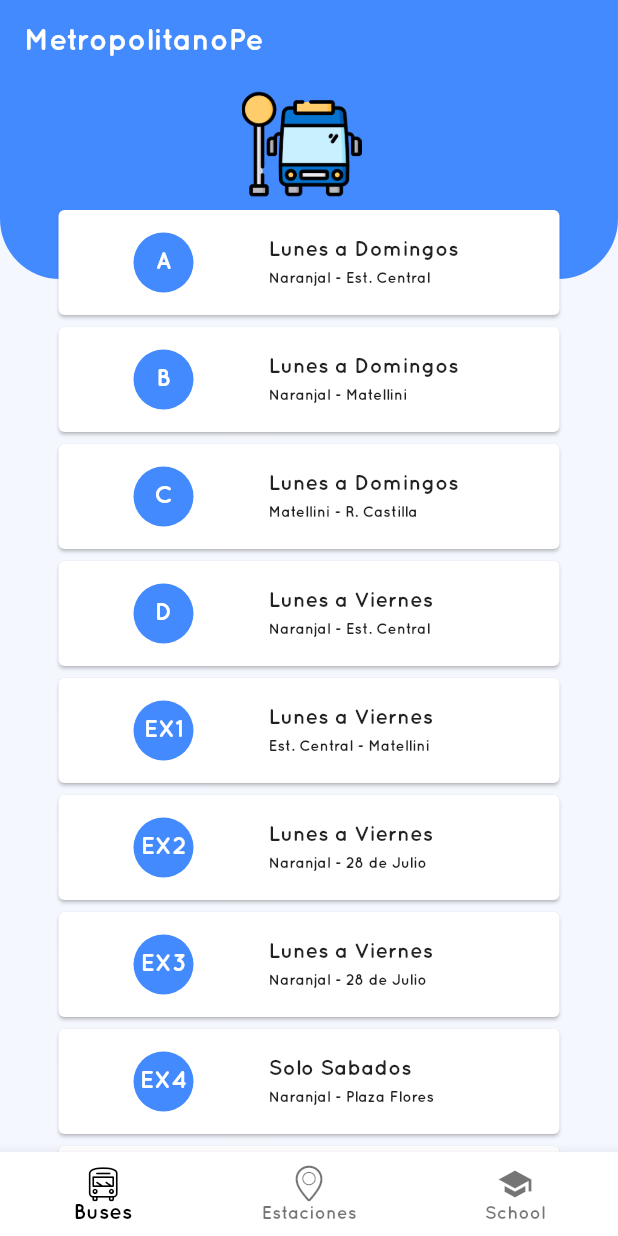
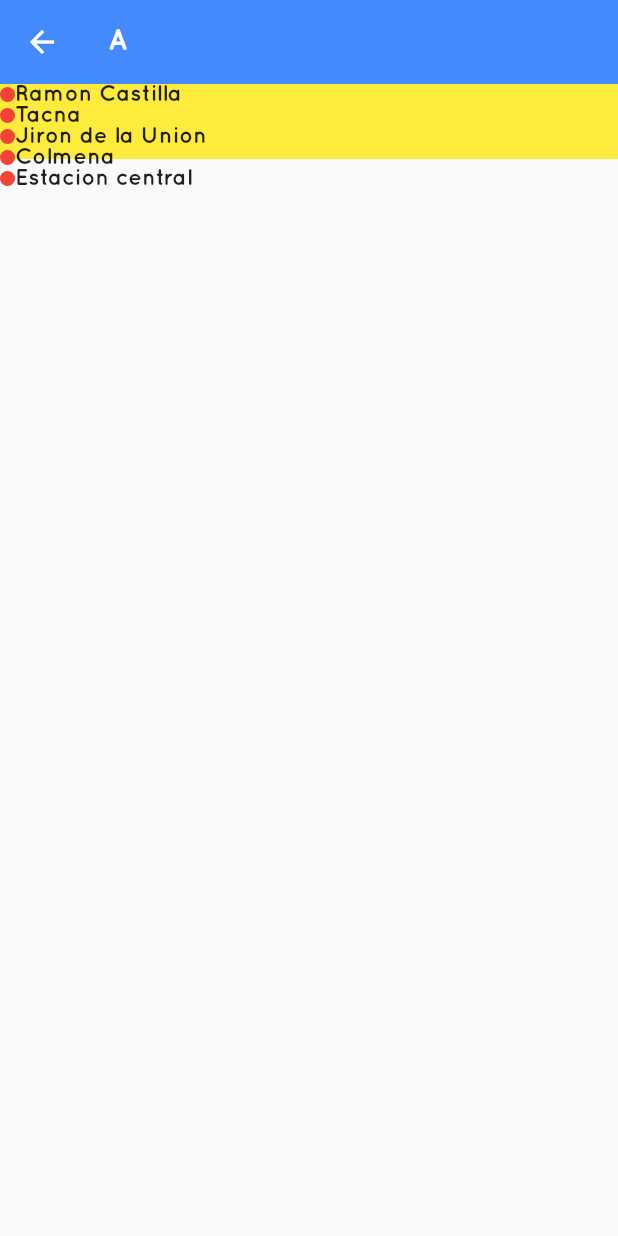
Before and after one commit to edwinmacalopu/MetropolitanoPe, a Flutter app: the screen it shows after launch, after a tap on an icon or button, on a phone screen of 412 x 824 dp. Run offline on Flutter 3.47's test engine with Material 2 defaults, Android fonts, the phone set to English and light mode, and no system bars.

Commit message:
add new interfaz Detallestaciones commit

```diff
--- a/lib/pages/buses.dart
+++ b/lib/pages/buses.dart
@@ -13,7 +13,6 @@ List<String> horarios=["Lunes a Domingos","Lunes a Domingos","Lunes a Domingos",
 List<String> desdea=["Naranjal - Est. Central","Naranjal - Matellini","Matellini - R. Castilla","Naranjal - Est. Central","Est. Central - Matellini","Naranjal - 28 de Julio","Naranjal - 28 de Julio","Naranjal - Plaza Flores","Naranjal - Plaza Flores","Izaguirre - Benavides","Tomás Valle - Angamos","Izaguirre - Plaza Flores","Uni - Bneavides","Naranjal - Ricardo Palma","Naranjal - Est. Central","","",""];
   @override
   Widget build(BuildContext context) {
-
     double width = MediaQuery.of(context).size.width;
     return Scaffold(
       backgroundColor: Colors.blueAccent,
@@ -119,7 +118,10 @@ return Positioned(
                               ),
                             ),
                             onTap: (){
-                              print(Text('${bustitle[index]}'));
+                              Navigator.push(context,MaterialPageRoute(
+                                builder: (context)=>Busdetalle(detalle: bustitle[index],),
+                              ));
+                              //print(Text('${bustitle[index]}'));
                             },
                              )  ,
                           );
@@ -131,4 +133,54 @@ return Positioned(
                 )
               );
    }
+
    }
+     class Busdetalle extends StatefulWidget {
+       final String detalle;
+        Busdetalle({this.detalle});
+     @override
+     _BusdetalleState createState() => _BusdetalleState();
+   }
+
+   class _BusdetalleState extends State<Busdetalle> {
+
+     List<String> C=["Ramon Castilla","Tacna","Jiron de la Union","Colmena","Estacion central"];
+     @override
+     Widget build(BuildContext context) {
+       return Scaffold(
+         appBar: AppBar(
+           backgroundColor: Colors.blueAccent,
+           elevation: 0,
+           title: Text(this.widget.detalle),
+         ),
+         body: Stack(
+           children: <Widget>[
+             Container(
+
+               height: 50,
+                color: Colors.yellow,
+             ),
+            ListView.builder(
+             itemCount: C.length,
+             itemBuilder: (context,index){
+                return Row(
+                  crossAxisAlignment: CrossAxisAlignment.center,
+                  mainAxisAlignment: MainAxisAlignment.start,
+                   children: <Widget>[
+                     CircleAvatar(
+                       maxRadius: 5,
+                       backgroundColor: Colors.red,
+                     ),
+                     Text(C[index],style: TextStyle(fontSize: 15),),
+                   ],
+                 );
+
+             },
+           ),
+
+
+           ],
+         ),
+       );
+     }
+   }
```
